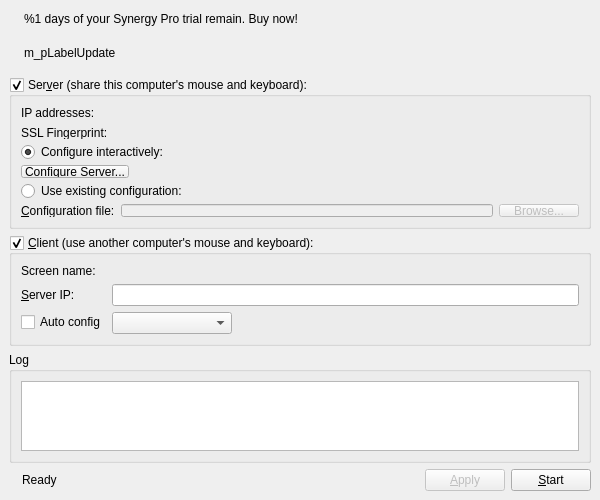
This is src/gui/src/MainWindowBase.ui in zzchun/synergy-core as Qt 5 draws it before an edit. The edited form follows.
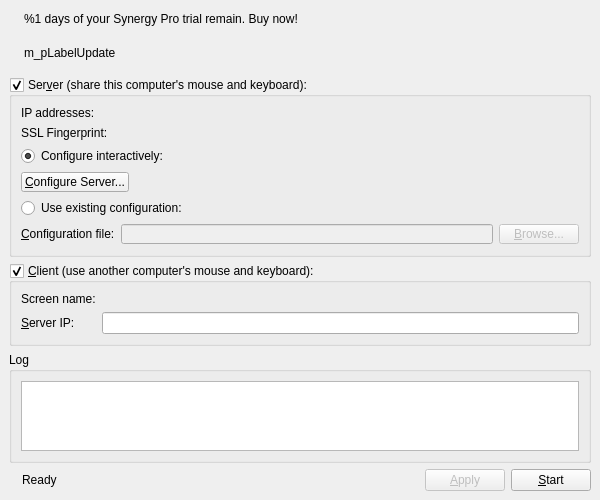
This is the edited form. Icons and pictures are not drawn.

Diff of the .ui file:
```diff
--- a/src/gui/src/MainWindowBase.ui
+++ b/src/gui/src/MainWindowBase.ui
@@ -315,29 +315,6 @@
        <item row="2" column="1">
         <widget class="QLineEdit" name="m_pLineEditHostname"/>
        </item>
-       <item row="3" column="0">
-        <widget class="QCheckBox" name="m_pCheckBoxAutoConfig">
-         <property name="text">
-          <string>Auto config</string>
-         </property>
-        </widget>
-       </item>
-       <item row="3" column="1">
-        <widget class="QComboBox" name="m_pComboServerList">
-         <property name="sizePolicy">
-          <sizepolicy hsizetype="Maximum" vsizetype="Fixed">
-           <horstretch>0</horstretch>
-           <verstretch>0</verstretch>
-          </sizepolicy>
-         </property>
-         <property name="minimumSize">
-          <size>
-           <width>120</width>
-           <height>0</height>
-          </size>
-         </property>
-        </widget>
-       </item>
       </layout>
      </widget>
     </item>
```
Left out of the diff: 8 changed lines with no effect on the pictures.
